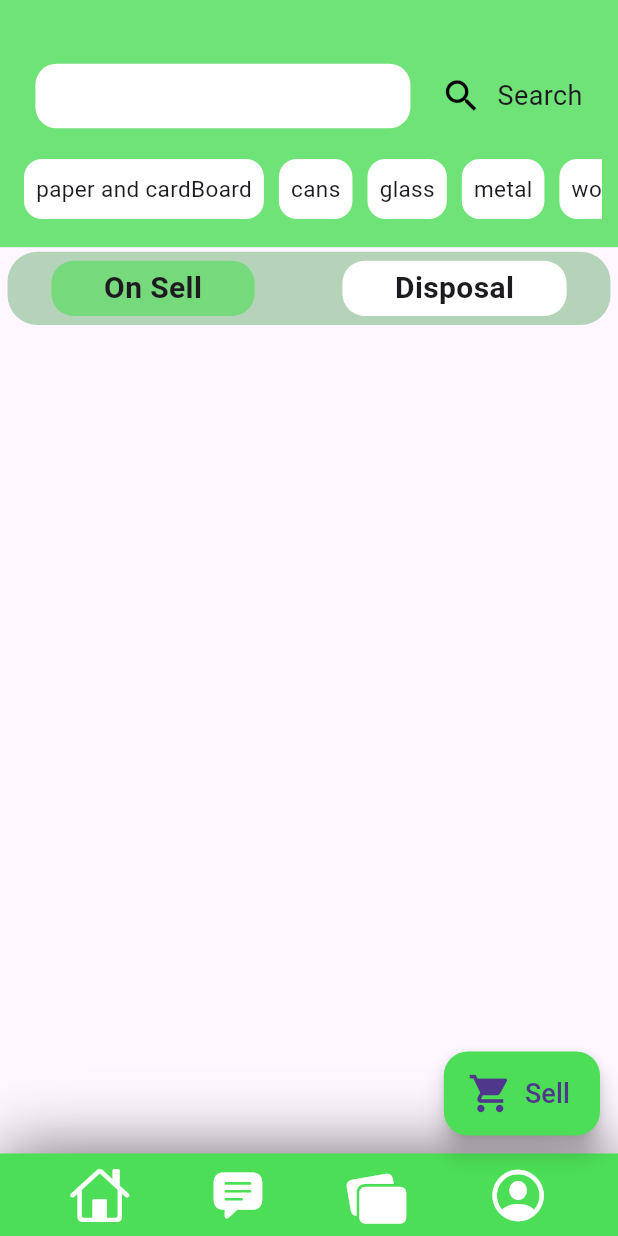
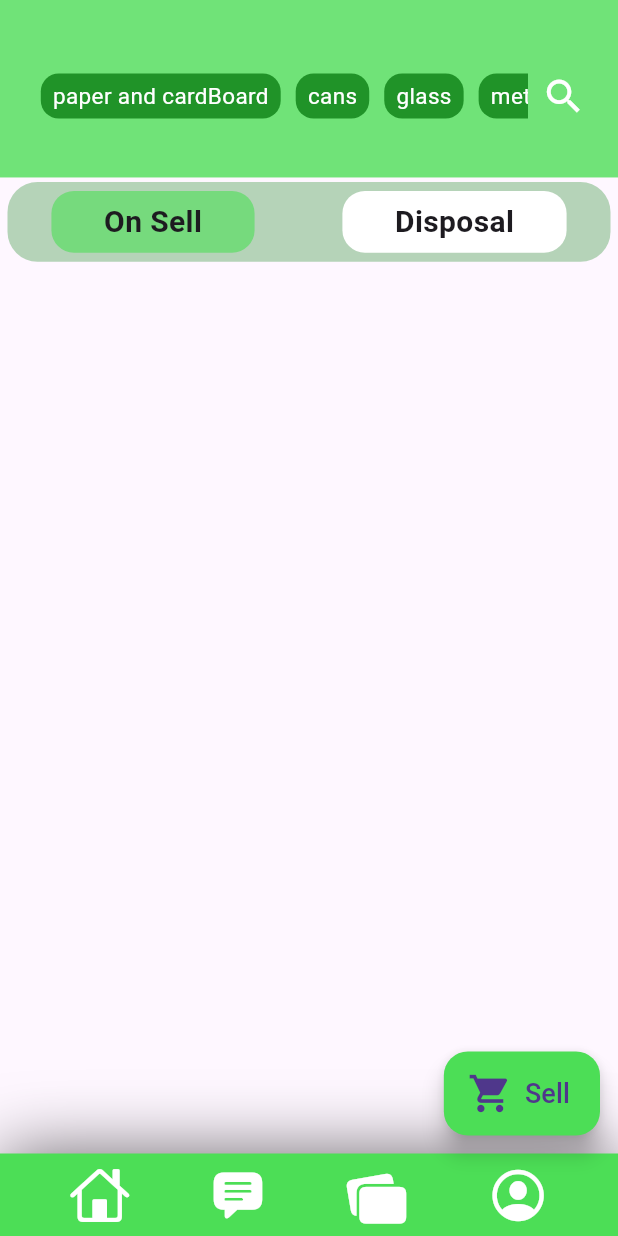
Before and after one commit to sandei-travolta/planet_saver, a Flutter app: the HomePage screen opened directly, on a phone screen of 412 x 824 dp. Run offline on Flutter 3.47's test engine with Material 3 defaults, Android fonts, the phone set to English and light mode, and no system bars; our stand-ins replace cached_network_image, cloud_firestore, firebase_auth, firebase_core, firebase_storage, get and 2 more; missing offline and left inert: dart:ffi; accounts and stored records are empty.

Commit message:
implemented categories widget

```diff
--- a/lib/Pages/HomePage/homeScreen.dart
+++ b/lib/Pages/HomePage/homeScreen.dart
@@ -49,7 +49,7 @@ class _HomeScreenState extends State<HomeScreen> {
       mainAxisAlignment: MainAxisAlignment.start,
       children: [
         Expanded(
-          flex:3,
+          flex:2,
           child: Container(
             decoration: BoxDecoration(
               color: primaryColorV2.withOpacity(0.8)
@@ -65,15 +65,41 @@ class _HomeScreenState extends State<HomeScreen> {
                     const SizedBox(
                       height: 40,
                     ),
+                    const SizedBox(width: 10,),
                     Container(
+                      width: context.width*0.8,
+                      height: 40,
                       decoration: BoxDecoration(
-                        color: Colors.white,
-                        borderRadius: BorderRadius.circular(14)
                       ),
-                      height: 43,
-                      width: 250,
+                      child: ListView.builder(
+                          scrollDirection: Axis.horizontal,
+                          itemCount: categories.length,
+                          itemBuilder: (context,index){
+                            return Padding(
+                              padding: const EdgeInsets.symmetric(horizontal: 5.0,vertical: 5),
+                              child: Container(
+                                height: 10,
+                                decoration: BoxDecoration(
+                                    color: primaryColorV1.withOpacity(0.8),
+                                    borderRadius: BorderRadius.circular(12)
+                                ),
+                                child: Center(
+                                    child:Padding(
+                                      padding: const EdgeInsets.symmetric(horizontal: 8.0),
+                                      child: Text(
+                                        categories[index],
+                                        style: TextStyle(
+                                            fontWeight: FontWeight.normal,
+                                            fontSize: 15,
+                                          color: Colors.white
+                                        ),
+                                      ),
+                                    )
+                                ),
+                              ),
+                            );
+                          }),
                     ),
-                    const SizedBox(width: 10,),
                     IconButton(onPressed: (){
                       List<Product> list=stateController.currentSelection.value==0?stateController.productsList.value:stateController.disposalList.value;
                       showSearch(
@@ -82,44 +108,9 @@ class _HomeScreenState extends State<HomeScreen> {
                               list: list
                           )
                       );
-                      }, icon:Icon(Icons.search,size: 28,color: Colors.black,)),
-                    Text("Search",style: TextStyle(fontSize: 18,fontWeight: FontWeight.normal),)
+                      }, icon:Icon(Icons.search,size: 30,color: Colors.white,)),
                   ],
                 ),
-                const SizedBox(height: 18,),
-                Container(
-                  width: 390,
-                  height: 40,
-                  decoration: BoxDecoration(
-                  ),
-                  child: ListView.builder(
-                    scrollDirection: Axis.horizontal,
-                    itemCount: categories.length,
-                      itemBuilder: (context,index){
-                    return Padding(
-                      padding: const EdgeInsets.symmetric(horizontal: 5.0),
-                      child: Container(
-                        height: 10,
-                        decoration: BoxDecoration(
-                          color: Colors.white,
-                          borderRadius: BorderRadius.circular(12)
-                        ),
-                        child: Center(
-                          child:Padding(
-                            padding: const EdgeInsets.symmetric(horizontal: 8.0,vertical: 2),
-                            child: Text(
-                              categories[index],
-                              style: TextStyle(
-                                fontWeight: FontWeight.normal,
-                                fontSize: 15
-                              ),
-                            ),
-                          )
-                        ),
-                      ),
-                    );
-                  }),
-                )
               ],
             ),
           ),
```
